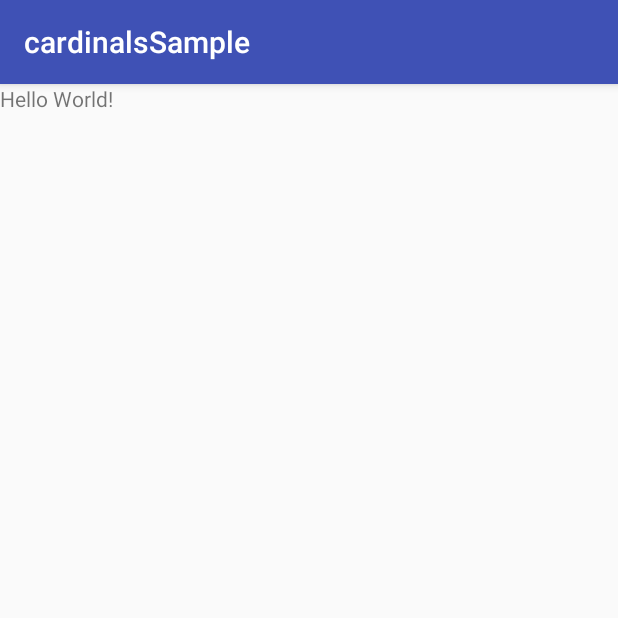
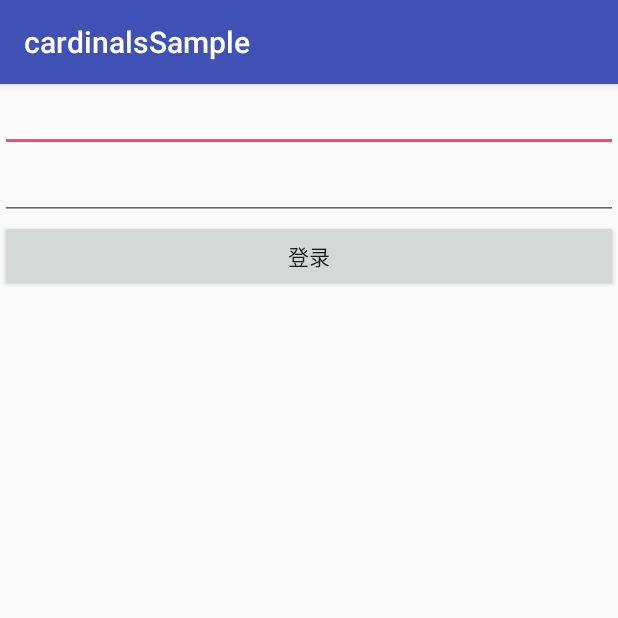
Before and after one commit to zhonglikui/cardinals, an Android app: the screen it shows after launch (MainActivity before the commit, LoginActivity after it), on a phone screen of 412 x 824 dp, the top half of it. Run offline under Robolectric (Android 15) with nearby library versions, the phone set to English and light mode, and no system bars; our stand-ins replace CircleImageView.

Commit message:
添加mvp基类，修改mvp使用示例代码

```diff
--- a/app/build.gradle
+++ b/app/build.gradle
@@ -27,6 +27,6 @@ dependencies {
     compile project(':cardinals')
     compile 'com.android.support:appcompat-v7:25.3.1'
     compile 'com.android.support.constraint:constraint-layout:1.0.2'
+    compile 'com.android.support:multidex:1.0.1'
     testCompile 'junit:junit:4.12'
-    compile 'com.android.support:multidex:1.0.1'
 }
--- a/app/src/main/AndroidManifest.xml
+++ b/app/src/main/AndroidManifest.xml
@@ -18,6 +18,7 @@
             android:theme="@style/SplashTheme">
             <intent-filter>
                 <action android:name="android.intent.action.MAIN" />
+
                 <category android:name="android.intent.category.LAUNCHER" />
             </intent-filter>
             <intent-filter>
@@ -32,6 +33,7 @@
                     android:scheme="app" />
             </intent-filter>
         </activity>
+        <activity android:name=".login.LoginActivity"></activity>
     </application>
 
 </manifest>
--- a/app/src/main/java/com/zhong/cardinals/sample/BaseApplication.java
+++ b/app/src/main/java/com/zhong/cardinals/sample/BaseApplication.java
@@ -12,7 +12,7 @@ import com.zhong.cardinals.net.NetWorkClient;
  */
 
 public class BaseApplication extends MultiDexApplication {
-    private static final String HOST = "http://likui.me";
+    private static final String HOST = "http://gugu.prprlive.com/";
 
     @Override
     public void onCreate() {
--- a/app/src/main/java/com/zhong/cardinals/sample/MainActivity.java
+++ b/app/src/main/java/com/zhong/cardinals/sample/MainActivity.java
@@ -2,20 +2,18 @@ package com.zhong.cardinals.sample;
 
 import android.os.Bundle;
 import android.support.v7.app.AppCompatActivity;
-import android.widget.TextView;
 
 /**
  * cardinals的demo
  */
 public class MainActivity extends AppCompatActivity {
-    private TextView tv;
 
 
     @Override
     protected void onCreate(Bundle savedInstanceState) {
         super.onCreate(savedInstanceState);
         setContentView(R.layout.activity_main);
-        tv = (TextView) findViewById(R.id.tv);
+
 
     }
 }
--- a/app/src/main/java/com/zhong/cardinals/sample/SplashActivity.java
+++ b/app/src/main/java/com/zhong/cardinals/sample/SplashActivity.java
@@ -6,6 +6,7 @@ import android.os.Bundle;
 
 import com.zhong.cardinals.App;
 import com.zhong.cardinals.base.BaseEmptyActivity;
+import com.zhong.cardinals.sample.login.LoginActivity;
 import com.zhong.cardinals.util.Logger;
 import com.zhong.cardinals.util.ToastUtil;
 
@@ -36,10 +37,9 @@ public class SplashActivity extends BaseEmptyActivity {
         App.getInstance().getHandler().postDelayed(new Runnable() {
             @Override
             public void run() {
-                Intent intent = new Intent(SplashActivity.this, MainActivity.class);
+                Intent intent = new Intent(SplashActivity.this, LoginActivity.class);
                 startActivity(intent);
                 finish();
-
             }
         }, INTERVAL_TIME);
     }
--- /dev/null
+++ b/app/src/main/java/com/zhong/cardinals/sample/login/LoginActivity.java
@@ -0,0 +1,77 @@
+package com.zhong.cardinals.sample.login;
+
+import android.content.Intent;
+import android.os.Bundle;
+import android.support.v7.widget.AppCompatEditText;
+import android.view.View;
+
+import com.zhong.cardinals.mvp.MvpActivity;
+import com.zhong.cardinals.sample.MainActivity;
+import com.zhong.cardinals.sample.R;
+import com.zhong.cardinals.sample.mode.UserInfo;
+import com.zhong.cardinals.util.ToastUtil;
+
+public class LoginActivity extends MvpActivity<LoginView, LoginPresenter> implements LoginView, View.OnClickListener {
+    private AppCompatEditText etPhone;
+    private AppCompatEditText etPassword;
+
+    @Override
+    protected void onCreate(Bundle savedInstanceState) {
+        super.onCreate(savedInstanceState);
+        setContentView(R.layout.activity_login);
+        etPhone = (AppCompatEditText) findViewById(R.id.et_phone);
+        etPassword = (AppCompatEditText) findViewById(R.id.et_password);
+        findViewById(R.id.bt_login).setOnClickListener(this);
+    }
+
+    @Override
+    protected LoginPresenter createPresenter() {
+        return new LoginPresenter();
+    }
+
+
+    @Override
+    public void isEmptyPhoneNumber() {
+        ToastUtil.showShort("请输入手机号码");
+    }
+
+    @Override
+    public void isEmptyPassword() {
+        ToastUtil.showShort("请输入密码");
+    }
+
+    @Override
+    public void showDialog() {
+
+    }
+
+    @Override
+    public void closeDialog() {
+
+    }
+
+    @Override
+    public void onSuccess(UserInfo userInfo) {
+        ToastUtil.showShort("登录成功");
+        Intent intent = new Intent(this, MainActivity.class);
+        startActivity(intent);
+        finish();
+    }
+
+    @Override
+    public void onFaile(int code, String msg) {
+        ToastUtil.showShort(msg);
+    }
+
+
+    @Override
+    public void onClick(View v) {
+        switch (v.getId()) {
+            case R.id.bt_login:
+                String phone = etPhone.getText().toString();
+                String password = etPassword.getText().toString();
+                getPresenter().login(phone, password);
+                break;
+        }
+    }
+}
--- /dev/null
+++ b/app/src/main/java/com/zhong/cardinals/sample/login/LoginView.java
@@ -0,0 +1,22 @@
+package com.zhong.cardinals.sample.login;
+
+import com.zhong.cardinals.mvp.MvpView;
+import com.zhong.cardinals.sample.mode.UserInfo;
+
+/**
+ * Created by Mr.zhong on 2017/9/19.
+ */
+
+public interface LoginView extends MvpView {
+    void isEmptyPhoneNumber();
+
+    void isEmptyPassword();
+
+    void showDialog();
+
+    void closeDialog();
+
+    void onSuccess(UserInfo userInfo);
+
+    void onFaile(int code, String msg);
+}
--- /dev/null
+++ b/app/src/main/res/layout/activity_login.xml
@@ -0,0 +1,25 @@
+<?xml version="1.0" encoding="utf-8"?>
+<LinearLayout xmlns:android="http://schemas.android.com/apk/res/android"
+    xmlns:tools="http://schemas.android.com/tools"
+    android:layout_width="match_parent"
+    android:layout_height="match_parent"
+    android:orientation="vertical"
+    tools:context="com.zhong.cardinals.sample.login.LoginActivity">
+
+    <android.support.v7.widget.AppCompatEditText
+        android:id="@+id/et_phone"
+        android:layout_width="match_parent"
+        android:layout_height="wrap_content" />
+
+    <android.support.v7.widget.AppCompatEditText
+        android:id="@+id/et_password"
+        android:layout_width="match_parent"
+        android:layout_height="wrap_content" />
+
+    <android.support.v7.widget.AppCompatButton
+        android:id="@+id/bt_login"
+        android:layout_width="match_parent"
+        android:layout_height="wrap_content"
+        android:text="登录" />
+
+</LinearLayout>
--- a/cardinals/src/main/java/com/zhong/cardinals/base/BaseCallback.java
+++ b/cardinals/src/main/java/com/zhong/cardinals/base/BaseCallback.java
@@ -11,6 +11,8 @@ import retrofit2.Response;
  */
 
 public abstract class BaseCallback<T> implements Callback<T> {
+    public abstract void onBefore();
+
     public abstract void onSuccess(T model);
 
     public abstract void onFailure(int code, String msg);
--- /dev/null
+++ b/cardinals/src/main/java/com/zhong/cardinals/mvp/MvpActivity.java
@@ -0,0 +1,37 @@
+package com.zhong.cardinals.mvp;
+
+import android.os.Bundle;
+import android.support.annotation.Nullable;
+import android.support.v7.app.AppCompatActivity;
+
+/**
+ * Created by Mr.zhong on 2017/9/19.
+ */
+
+public abstract class MvpActivity<V extends MvpView, P extends MvpPresenter<V>> extends AppCompatActivity implements MvpView {
+    private P presenter;
+
+    @Override
+    protected void onCreate(@Nullable Bundle savedInstanceState) {
+        super.onCreate(savedInstanceState);
+        if (presenter == null) {
+            presenter = createPresenter();
+        }
+        if (presenter == null) {
+            throw new NullPointerException("presenter不能为空");
+        }
+        presenter.attachView((V) this);
+    }
+
+    protected abstract P createPresenter();
+
+    protected P getPresenter() {
+        return presenter;
+    }
+
+    @Override
+    protected void onDestroy() {
+        super.onDestroy();
+        presenter.detachView();
+    }
+}
--- /dev/null
+++ b/cardinals/src/main/java/com/zhong/cardinals/mvp/MvpPresenter.java
@@ -0,0 +1,23 @@
+package com.zhong.cardinals.mvp;
+
+/**
+ * Created by Mr.zhong on 2017/9/19.
+ */
+
+public abstract class MvpPresenter<V extends MvpView> {
+    private V view;
+
+    public V getView() {
+        return view;
+    }
+
+    //绑定
+    public void attachView(V view) {
+        this.view = view;
+    }
+
+    //解绑
+    public void detachView() {
+        view = null;
+    }
+}
--- /dev/null
+++ b/cardinals/src/main/java/com/zhong/cardinals/mvp/MvpView.java
@@ -0,0 +1,8 @@
+package com.zhong.cardinals.mvp;
+
+/**
+ * Created by Mr.zhong on 2017/9/19.
+ */
+//高度抽象的V层
+public interface MvpView {
+}
```
Also changed, not shown: app/src/main/java/com/zhong/cardinals/sample/login/LoginPresenter.java (added, +67 -0 lines), cardinals/src/main/java/com/zhong/cardinals/mvp/MvpFragment.java (added, +38 -0 lines).
